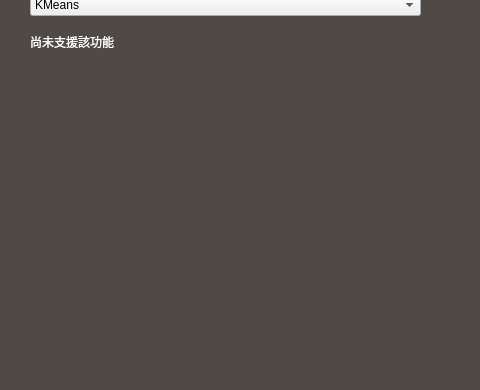
Before: the Qt Designer form QT/testMVC.ui in lisheng-yao/spyder_workspace_W, drawn with Qt 5; both pictures show x 0 to 480 and y 406 to 796 of the 1049 by 796 pixel window.
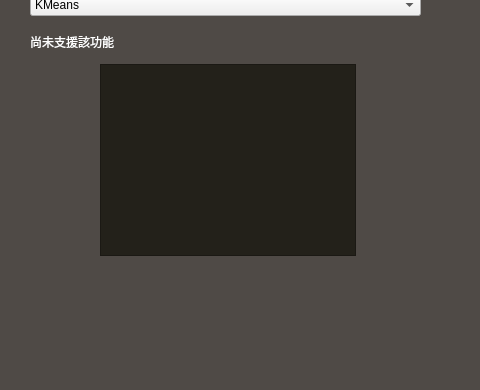
After: the same form once the commit is applied. The open tabs and pages were chosen to show the change.

What changed in the file:
```diff
--- a/QT/testMVC.ui
+++ b/QT/testMVC.ui
@@ -72,11 +72,19 @@
 	border: none; /* 移除表頭的邊框 */
 }
 
-QGraphicsView
+#graphicsView_plot
 {
 
 background-color: #23211A; 
 
+}
+
+#graphicsView_DBSCAN ,  #graphicsView_NCC
+
+{
+
+background-color: #23211A;
+
 }</string>
   </property>
   <widget class="QWidget" name="centralwidget">
@@ -472,6 +480,16 @@
        <string>尚未支援該功能</string>
       </property>
      </widget>
+     <widget class="QGraphicsView" name="graphicsView_NCC">
+      <property name="geometry">
+       <rect>
+        <x>90</x>
+        <y>100</y>
+        <width>256</width>
+        <height>192</height>
+       </rect>
+      </property>
+     </widget>
     </widget>
    </widget>
    <widget class="QGraphicsView" name="graphicsView_logo">
```
Left out of the diff: 12 changed lines with no effect on the pictures.
